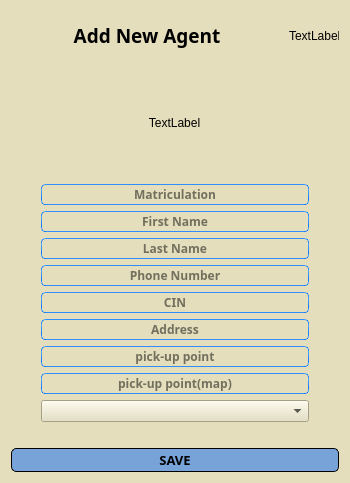
Qt form ui/addAgent.ui (YassineBaghdadi/TransportingPlanning) before a commit.
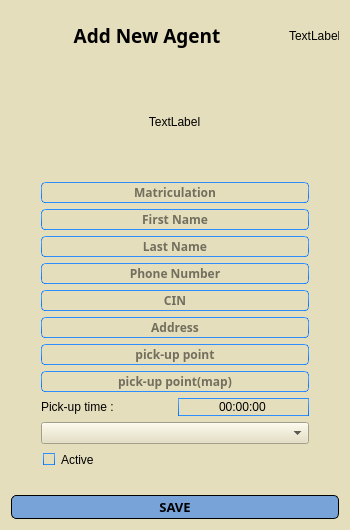
The same form after that commit.

What changed in the file:
```diff
--- a/ui/addAgent.ui
+++ b/ui/addAgent.ui
@@ -7,7 +7,7 @@
     <x>0</x>
     <y>0</y>
     <width>350</width>
-    <height>483</height>
+    <height>530</height>
    </rect>
   </property>
   <property name="windowTitle">
@@ -830,6 +830,55 @@
        </property>
       </widget>
      </item>
+     <item>
+      <layout class="QHBoxLayout" name="horizontalLayout_2">
+       <item>
+        <widget class="QLabel" name="label_2">
+         <property name="maximumSize">
+          <size>
+           <width>16777215</width>
+           <height>30</height>
+          </size>
+         </property>
+         <property name="text">
+          <string>Pick-up time : </string>
+         </property>
+        </widget>
+       </item>
+       <item>
+        <widget class="QTimeEdit" name="pickTime">
+         <property name="wrapping">
+          <bool>false</bool>
+         </property>
+         <property name="alignment">
+          <set>Qt::AlignCenter</set>
+         </property>
+         <property name="buttonSymbols">
+          <enum>QAbstractSpinBox::NoButtons</enum>
+         </property>
+         <property name="accelerated">
+          <bool>false</bool>
+         </property>
+         <property name="showGroupSeparator" stdset="0">
+          <bool>false</bool>
+         </property>
+         <property name="calendarPopup">
+          <bool>true</bool>
+         </property>
+         <property name="timeSpec">
+          <enum>Qt::LocalTime</enum>
+         </property>
+         <property name="time">
+          <time>
+           <hour>0</hour>
+           <minute>0</minute>
+           <second>0</second>
+          </time>
+         </property>
+        </widget>
+       </item>
+      </layout>
+     </item>
      <item>
       <widget class="QComboBox" name="grps">
        <property name="insertPolicy">
@@ -843,6 +892,16 @@
        </property>
       </widget>
      </item>
+     <item>
+      <widget class="QCheckBox" name="active">
+       <property name="text">
+        <string>Active</string>
+       </property>
+       <property name="tristate">
+        <bool>false</bool>
+       </property>
+      </widget>
+     </item>
     </layout>
    </item>
    <item>
```
